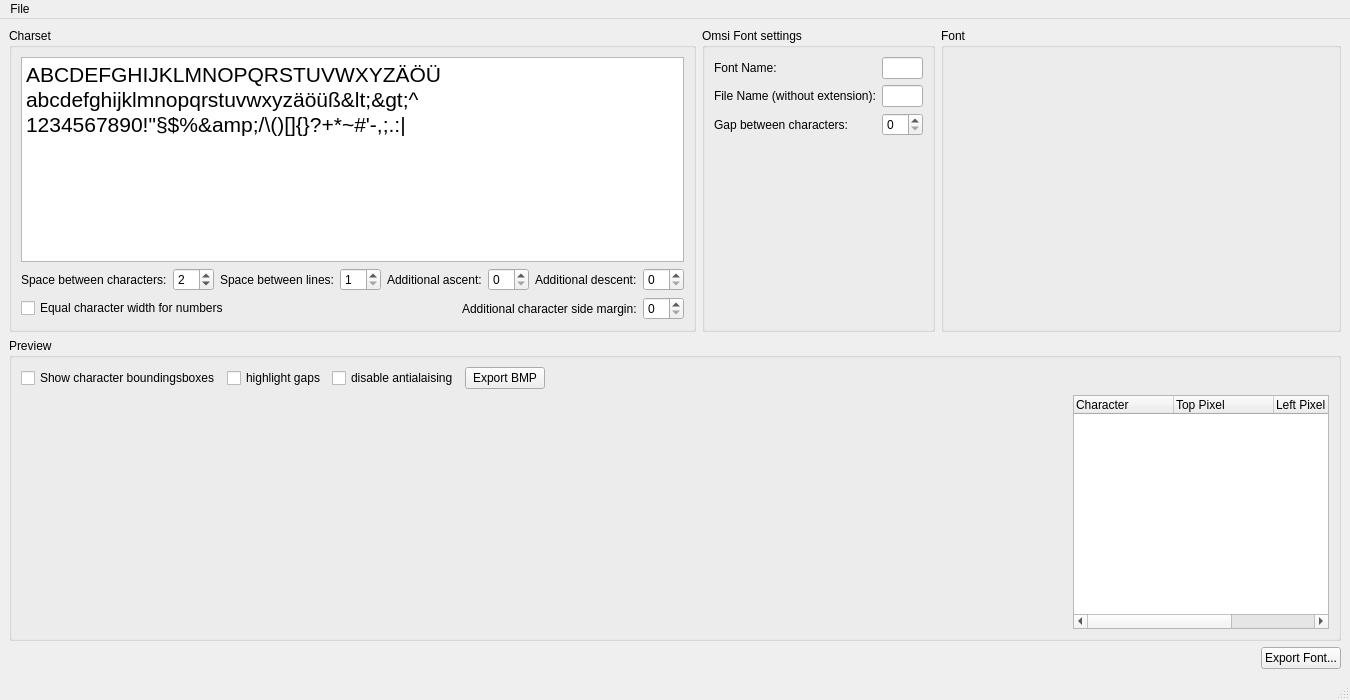
This is mainwindow.ui in ma7t3/OmsiFontGenerator as Qt 5 draws it before an edit. The edited form follows.
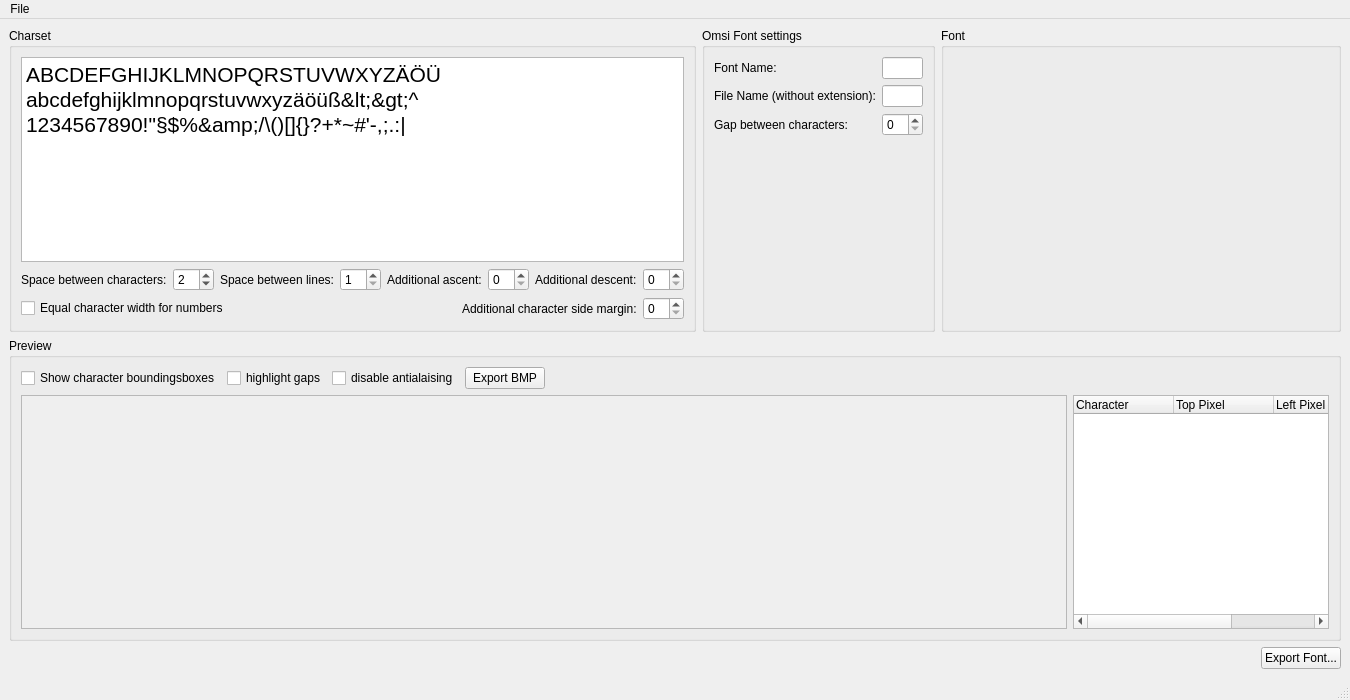
This is the edited form. Custom widgets are drawn as their Qt base class.

Commit message: Show scrollbars if preview gets too large

Patch:
```diff
--- a/mainwindow.ui
+++ b/mainwindow.ui
@@ -227,7 +227,7 @@
       <property name="title">
        <string>Preview</string>
       </property>
-      <layout class="QVBoxLayout" name="verticalLayout_2">
+      <layout class="QVBoxLayout" name="verticalLayout_5">
        <item>
         <layout class="QHBoxLayout" name="horizontalLayout_2">
          <item>
@@ -276,6 +276,21 @@
        <item>
         <layout class="QHBoxLayout" name="horizontalLayout_3">
          <item>
+          <widget class="QScrollArea" name="scrollArea">
+           <property name="widgetResizable">
+            <bool>true</bool>
+           </property>
+           <widget class="QWidget" name="scrollAreaWidgetContents">
+            <property name="geometry">
+             <rect>
+              <x>0</x>
+              <y>0</y>
+              <width>1025</width>
+              <height>228</height>
+             </rect>
+            </property>
+            <layout class="QVBoxLayout" name="verticalLayout_2">
+             <item>
           <widget class="FontPixmapPreview" name="fontPixmapPreview" native="true">
            <property name="sizePolicy">
             <sizepolicy hsizetype="Minimum" vsizetype="Expanding">
@@ -283,6 +298,10 @@
              <verstretch>0</verstretch>
             </sizepolicy>
            </property>
+              </widget>
+             </item>
+            </layout>
+           </widget>
           </widget>
          </item>
          <item>
```
Lines whose indentation alone changed are shown as unchanged. The commit also changes 1 other file.
